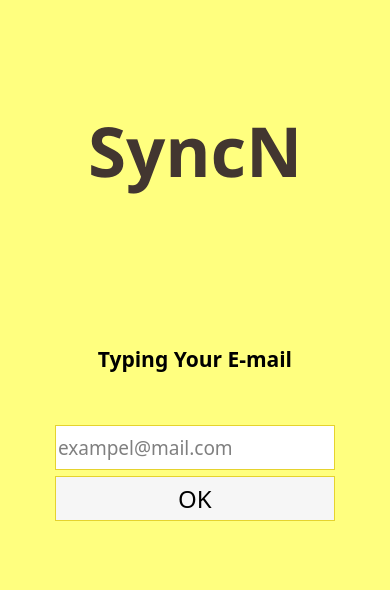
The window that Agent/UI/main.ui (Fhwang0926/syncn_v1) describes before a commit, drawn with Qt 5.
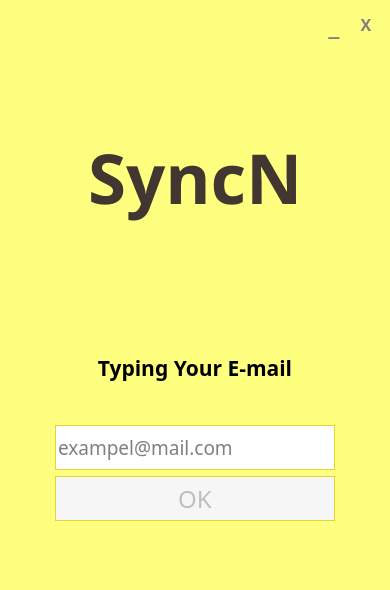
The same window after the commit. Icons and pictures are not drawn.

Commit message: ui 확정

The edit to the form file:
```diff
--- a/Agent/UI/main.ui
+++ b/Agent/UI/main.ui
@@ -5,6 +5,9 @@
   <property name="windowModality">
    <enum>Qt::NonModal</enum>
   </property>
+  <property name="enabled">
+   <bool>true</bool>
+  </property>
   <property name="geometry">
    <rect>
     <x>0</x>
@@ -74,14 +77,144 @@
   <property name="unifiedTitleAndToolBarOnMac">
    <bool>true</bool>
   </property>
-  <widget class="QWidget" name="centralwidget">
+  <widget class="QWidget" name="w_main">
+   <property name="mouseTracking">
+    <bool>false</bool>
+   </property>
+   <property name="toolTip">
+    <string>Sync your sticky note on Windows 10</string>
+   </property>
+   <property name="styleSheet">
+    <string notr="true">#btn_close:hover { color:black; }
+#btn_close { color:gray; }
+#btn_tray:hover { color:black; }
+#btn_tray { color:gray; }</string>
+   </property>
    <layout class="QVBoxLayout" name="verticalLayout_3">
     <item>
-     <layout class="QVBoxLayout" name="verticalLayout_2">
+     <layout class="QHBoxLayout" name="la_header">
+      <property name="spacing">
+       <number>2</number>
+      </property>
+      <property name="sizeConstraint">
+       <enum>QLayout::SetMinimumSize</enum>
+      </property>
       <item>
-       <layout class="QHBoxLayout" name="horizontalLayout">
+       <spacer name="sp_head">
+        <property name="orientation">
+         <enum>Qt::Horizontal</enum>
+        </property>
+        <property name="sizeType">
+         <enum>QSizePolicy::Preferred</enum>
+        </property>
+        <property name="sizeHint" stdset="0">
+         <size>
+          <width>500</width>
+          <height>10</height>
+         </size>
+        </property>
+       </spacer>
+      </item>
+      <item>
+       <widget class="QPushButton" name="btn_tray">
+        <property name="minimumSize">
+         <size>
+          <width>30</width>
+          <height>30</height>
+         </size>
+        </property>
+        <property name="maximumSize">
+         <size>
+          <width>30</width>
+          <height>30</height>
+         </size>
+        </property>
+        <property name="sizeIncrement">
+         <size>
+          <width>0</width>
+          <height>0</height>
+         </size>
+        </property>
+        <property name="baseSize">
+         <size>
+          <width>30</width>
+          <height>30</height>
+         </size>
+        </property>
+        <property name="font">
+         <font>
+          <family>Corbel</family>
+          <pointsize>20</pointsize>
+          <weight>75</weight>
+          <bold>true</bold>
+         </font>
+        </property>
+        <property name="cursor">
+         <cursorShape>PointingHandCursor</cursorShape>
+        </property>
+        <property name="mouseTracking">
+         <bool>false</bool>
+        </property>
+        <property name="toolTip">
+         <string>Minimumrize window(Tray)</string>
+        </property>
+        <property name="styleSheet">
+         <string notr="true">background-color:rgb(255, 255, 127);
+border-style:none;</string>
+        </property>
+        <property name="text">
+         <string>_</string>
+        </property>
+       </widget>
+      </item>
+      <item>
+       <widget class="QPushButton" name="btn_close">
+        <property name="minimumSize">
+         <size>
+          <width>30</width>
+          <height>30</height>
+         </size>
+        </property>
+        <property name="font">
+         <font>
+          <family>Corbel</family>
+          <pointsize>12</pointsize>
+          <weight>75</weight>
+          <bold>true</bold>
+         </font>
+        </property>
+        <property name="cursor">
+         <cursorShape>PointingHandCursor</cursorShape>
+        </property>
+        <property name="mouseTracking">
+         <bool>false</bool>
+        </property>
+        <property name="focusPolicy">
+         <enum>Qt::NoFocus</enum>
+        </property>
+        <property name="toolTip">
+         <string>Close</string>
+        </property>
+        <property name="toolTipDuration">
+         <number>-1</number>
+        </property>
+        <property name="styleSheet">
+         <string notr="true">background-color:rgb(255, 255, 127);
+border-style:none;</string>
+        </property>
+        <property name="text">
+         <string>X</string>
+        </property>
+       </widget>
+      </item>
+     </layout>
+    </item>
+    <item>
+     <layout class="QVBoxLayout" name="la_content">
+      <item>
+       <layout class="QHBoxLayout" name="la_body_all">
         <item>
-         <spacer name="horizontalSpacer_3">
+         <spacer name="sp_body_l">
           <property name="orientation">
            <enum>Qt::Horizontal</enum>
           </property>
@@ -94,7 +227,7 @@
          </spacer>
         </item>
         <item>
-         <widget class="QLabel" name="label_2">
+         <widget class="QLabel" name="l_title">
           <property name="font">
            <font>
             <family>Bahnschrift Condensed</family>
@@ -129,7 +262,7 @@
          </widget>
         </item>
         <item>
-         <spacer name="horizontalSpacer_4">
+         <spacer name="sp_body_r">
           <property name="orientation">
            <enum>Qt::Horizontal</enum>
           </property>
@@ -144,7 +277,7 @@
        </layout>
       </item>
       <item>
-       <layout class="QHBoxLayout" name="horizontalLayout_3">
+       <layout class="QHBoxLayout" name="la_footer_all">
         <item>
          <spacer name="horizontalSpacer_2">
           <property name="orientation">
@@ -251,7 +384,7 @@
           <item>
            <widget class="QPushButton" name="pushButton">
             <property name="enabled">
-             <bool>true</bool>
+             <bool>false</bool>
             </property>
             <property name="sizePolicy">
              <sizepolicy hsizetype="Preferred" vsizetype="Preferred">
```
Left out of the diff: 36 changed lines with no effect on the pictures. The commit also changes 3 other files.
